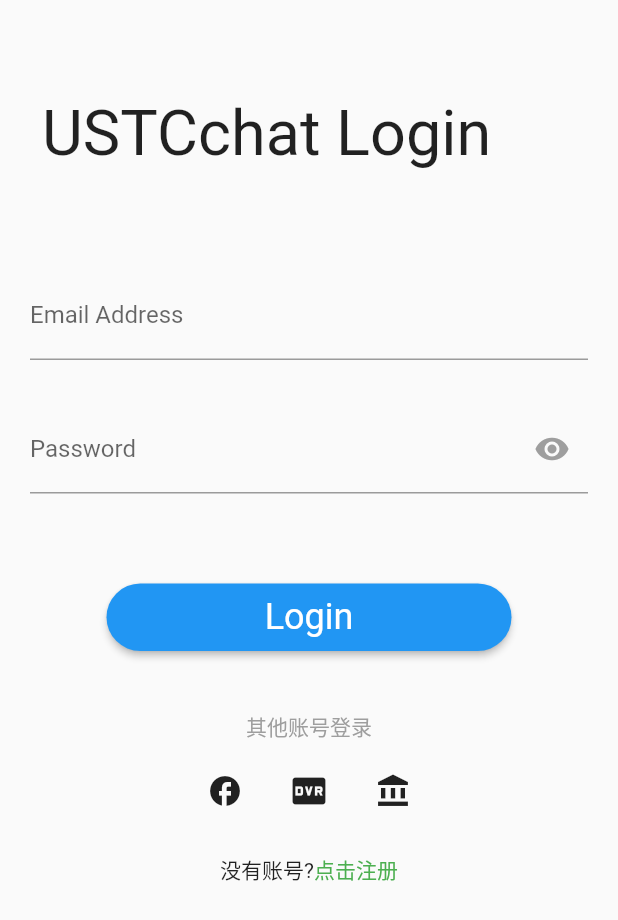
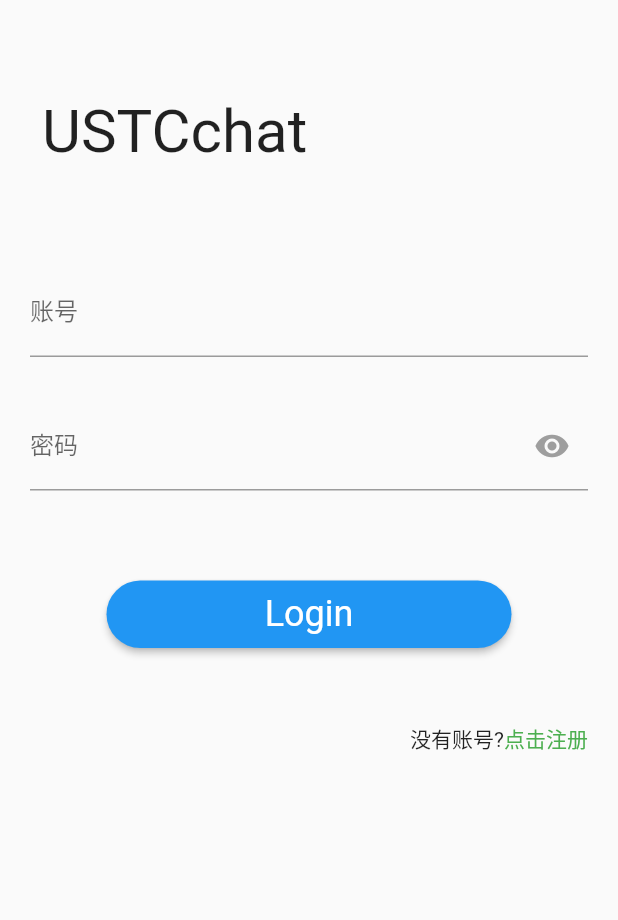
Before and after one commit to ihcnay/USTCchat, a Flutter app: the screen it shows after launch, on a phone screen of 412 x 824 dp. Shown: the top 920 px of the screen. Run offline on Flutter 3.47's test engine with Material 2 defaults, Android fonts, the phone set to English and light mode, and no system bars.

Commit message:
some useless change

```diff
--- a/USTCchat/lib/page/LoginPage.dart
+++ b/USTCchat/lib/page/LoginPage.dart
@@ -46,8 +46,6 @@ class _LoginPageState extends State<LoginPage> {
             const SizedBox(height: 60),
             buildLoginButton(context), // 登录按钮
             const SizedBox(height: 40),
-            buildOtherLoginText(), // 其他账号登录
-            buildOtherMethod(context), // 其他登录方式
             buildRegisterText(context), // 注册
           ],
         ),
@@ -60,7 +58,7 @@ class _LoginPageState extends State<LoginPage> {
       child: Padding(
         padding: const EdgeInsets.only(top: 10),
         child: Row(
-          mainAxisAlignment: MainAxisAlignment.center,
+          mainAxisAlignment: MainAxisAlignment.end,
           children: [
             const Text('没有账号?'),
             GestureDetector(
@@ -75,38 +73,6 @@ class _LoginPageState extends State<LoginPage> {
     );
   }
 
-  Widget buildOtherMethod(context) {
-    return ButtonBar(
-      alignment: MainAxisAlignment.center,
-      children: _loginMethod
-          .map((item) => Builder(builder: (context) {
-        return IconButton(
-            icon: Icon(item['icon'],
-                color: Theme.of(context).iconTheme.color),
-            onPressed: () {
-              //第三方登录方法
-              ScaffoldMessenger.of(context).showSnackBar(
-                SnackBar(
-                    content: Text('${item['title']}登录'),
-                    action: SnackBarAction(
-                      label: '取消',
-                      onPressed: () {},
-                    )),
-              );
-            });
-      }))
-          .toList(),
-    );
-  }
-
-  Widget buildOtherLoginText() {
-    return const Center(
-      child: Text(
-        '其他账号登录',
-        style: TextStyle(color: Colors.grey, fontSize: 14),
-      ),
-    );
-  }
 
   Widget buildLoginButton(BuildContext context) {
     return Align(
@@ -127,7 +93,17 @@ class _LoginPageState extends State<LoginPage> {
             //   //执行登录方法
             //   print('email: $_email, password: $_password');
             // }
-            Navigator.pushNamed(context, "/Init");
+            if(_email.isEmpty||_password.isEmpty){
+              if(_email.isEmpty){
+
+              }
+              if(_password.isEmpty){
+
+              }
+            }
+            else {
+              Navigator.pushNamed(context, "/Init");
+            }
           },
         ),
       ),
@@ -138,14 +114,14 @@ class _LoginPageState extends State<LoginPage> {
   Widget buildPasswordTextField(BuildContext context) {
     return TextFormField(
         obscureText: _isObscure, // 是否显示文字（密码隐藏功能）
-        onSaved: (v) => _password = v!,
+        onChanged: (v) => _password = v,
         validator: (v) {
           if (v!.isEmpty) {
             return '请输入密码';
           }
         },
         decoration: InputDecoration(
-            labelText: "Password",
+            labelText: "密码",
             suffixIcon: IconButton(
               icon: Icon(
                 Icons.remove_red_eye,
@@ -165,7 +141,7 @@ class _LoginPageState extends State<LoginPage> {
 
   Widget buildEmailTextField() {
     return TextFormField(
-      decoration: const InputDecoration(labelText: 'Email Address'),
+      decoration: const InputDecoration(labelText: '账号'),
       // validator: (v) {
       //   var emailReg = RegExp(       //表单校验
       //       r"[\w!#$%&'*+/=?^_`{|}~-]+(?:\.[\w!#$%&'*+/=?^_`{|}~-]+)*@(?:[\w](?:[\w-]*[\w])?\.)+[\w](?:[\w-]*[\w])?");
@@ -173,7 +149,12 @@ class _LoginPageState extends State<LoginPage> {
       //     return '请输入正确的邮箱地址';
       //   }
       // },
-      onSaved: (v) => _email = v!,
+      onChanged: (v) => _email = v,
+      validator: (v) {
+        if (v!.isEmpty) {
+          return '请输入账号';
+        }
+      },
     );
   }
 
@@ -181,8 +162,8 @@ class _LoginPageState extends State<LoginPage> {
     return const Padding(
         padding: EdgeInsets.all(8),
         child: Text(
-          'USTCchat Login',
-          style: TextStyle(fontSize: 42),
+          'USTCchat',
+          style: TextStyle(fontSize: 40),
         ));
   }
 }
```
Also changed, not shown: USTCchat/lib/page/ChatPage.dart (+18 -15 lines).
